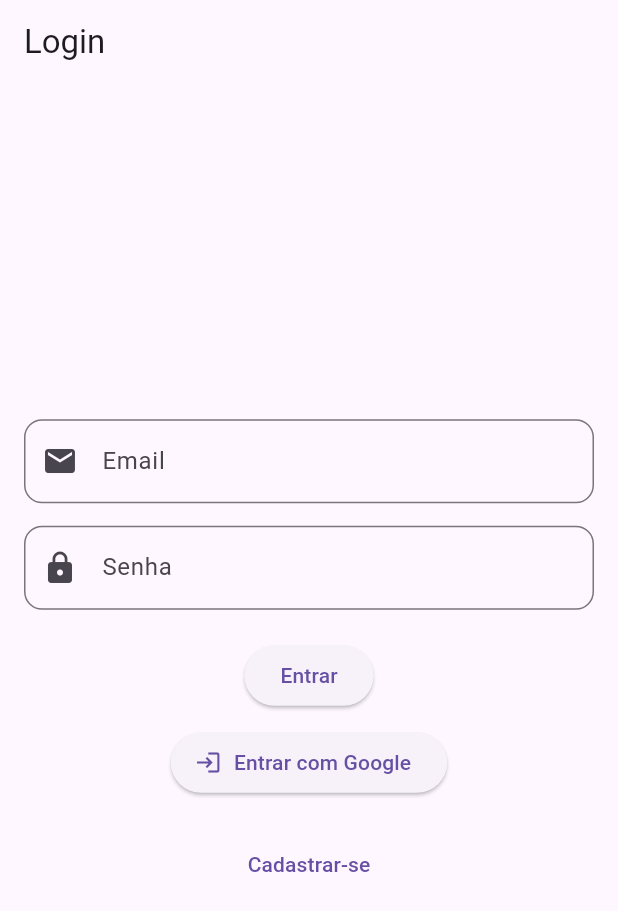
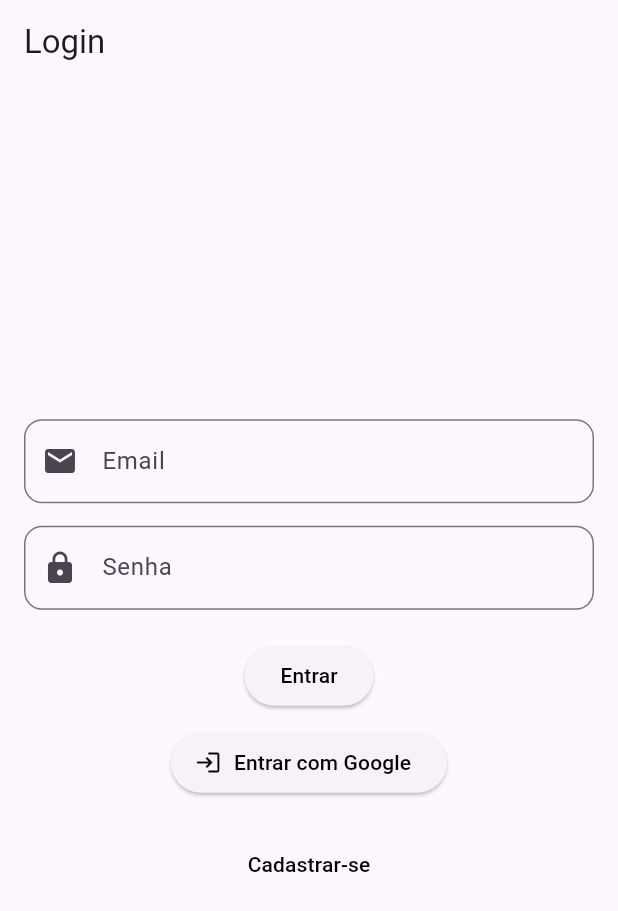
Before and after one commit to jandersonsiqueira/OrderSync, a Flutter app: the screen it shows after launch, on a phone screen of 412 x 824 dp. Shown: the top 911 px of the screen. Run offline on Flutter 3.47's test engine with Material 3 defaults, Android fonts, the phone set to English and light mode, and no system bars; our stand-ins replace firebase_auth, firebase_core, fl_chart, font_awesome_flutter, google_sign_in, shared_preferences; accounts and stored records are empty.

Commit message:
Melhoria login

```diff
--- a/mobile/lib/login/login_page.dart
+++ b/mobile/lib/login/login_page.dart
@@ -19,6 +19,8 @@ class _LoginPageState extends State<LoginPage> {
   final TextEditingController _passwordController = TextEditingController();
 
   Future<void> _signInWithEmail() async {
+    _showLoadingIndicator();
+
     try {
       final UserCredential userCredential = await _auth.signInWithEmailAndPassword(
         email: _emailController.text,
@@ -28,6 +30,8 @@ class _LoginPageState extends State<LoginPage> {
       if (uid != null) {
         await VariaveisGlobais.saveUidToCache(uid);
       }
+
+      Navigator.pop(context);
       Navigator.pushReplacement(context, MaterialPageRoute(builder: (_) => const HomePage()));
     } catch (e) {
       _showError('Erro ao fazer login: $e');
@@ -35,6 +39,8 @@ class _LoginPageState extends State<LoginPage> {
   }
 
   Future<void> _signInWithGoogle() async {
+    //_showLoadingIndicator();
+
     try {
       await GoogleSignIn().signOut();
 
@@ -61,10 +67,23 @@ class _LoginPageState extends State<LoginPage> {
         }
       }
 
+      //Navigator.pop(context);
       Navigator.pushReplacement(context, MaterialPageRoute(builder: (_) => const HomePage()));
     } catch (e) {
       _showError('Erro ao fazer login com Google: $e');
     }
+  }
+
+  void _showLoadingIndicator() {
+    showDialog(
+      context: context,
+      barrierDismissible: false,
+      builder: (BuildContext context) {
+        return const Center(
+          child: CircularProgressIndicator(),
+        );
+      },
+    );
   }
 
   void _showError(String message) {
@@ -113,11 +132,17 @@ class _LoginPageState extends State<LoginPage> {
             const SizedBox(height: 20),
             ElevatedButton(
               onPressed: _signInWithEmail,
+              style: ElevatedButton.styleFrom(
+                foregroundColor: Theme.of(context).canvasColor,
+              ),
               child: const Text('Entrar'),
             ),
             const SizedBox(height: 10),
             ElevatedButton.icon(
               onPressed: _signInWithGoogle,
+              style: ElevatedButton.styleFrom(
+                foregroundColor: Theme.of(context).canvasColor,
+              ),
               icon: const Icon(Icons.login),
               label: const Text('Entrar com Google'),
             ),
@@ -127,6 +152,9 @@ class _LoginPageState extends State<LoginPage> {
                 context,
                 MaterialPageRoute(builder: (_) => const RegisterPage()),
               ),
+              style: TextButton.styleFrom(
+                foregroundColor: Theme.of(context).canvasColor,
+              ),
               child: const Text('Cadastrar-se'),
             ),
           ],
```
